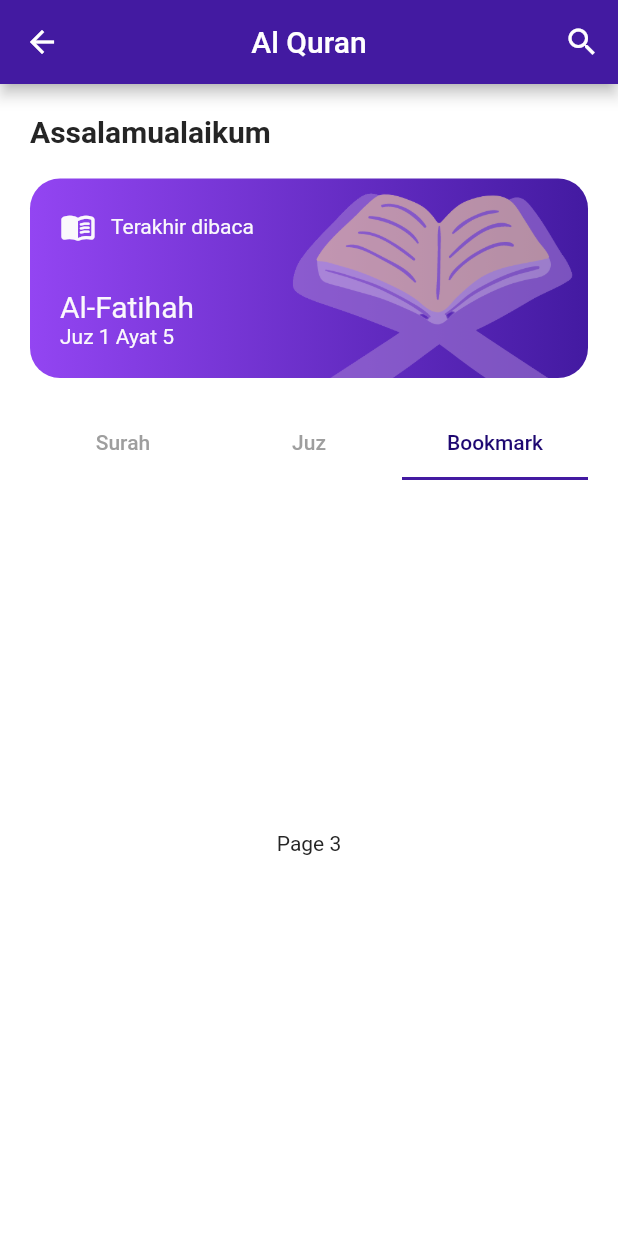
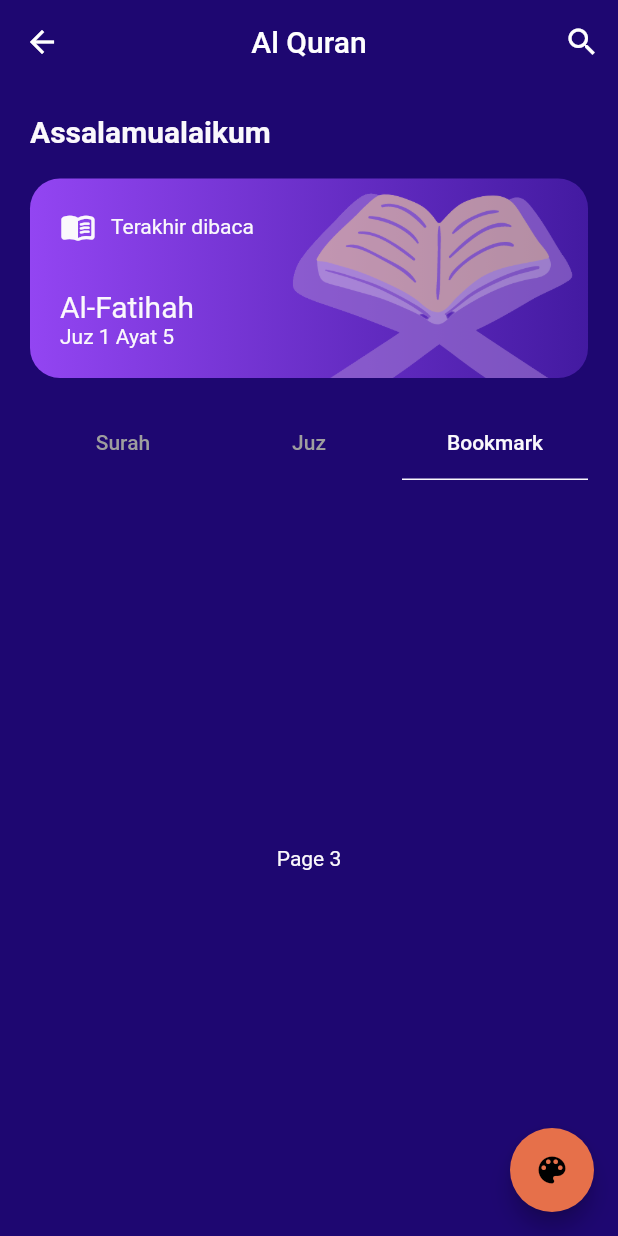
Before and after one commit to erikwibowo/Al-Quran-Flutter, a Flutter app: the HomeView screen opened by its route, tab 3 chosen, on a phone screen of 412 x 824 dp. Run offline on Flutter 3.47's test engine with Material 2 defaults, Android fonts, the phone set to English and light mode, and no system bars; our stand-ins replace get, lottie; network calls fail.

Commit message:
fix : fix theme

```diff
--- a/lib/app/constants/color.dart
+++ b/lib/app/constants/color.dart
@@ -4,14 +4,37 @@ const primary = Color(0xFF431AA1);
 const primaryDark = Color(0xFF1E0771);
 const secondary = Color(0xFF9345F2);
 const secondaryLight = Color(0xFFB9A2D8);
-const accent = Color(0xFFE6704A);
+const accent = Color(0xFFD5724A);
+const accentDark = Color(0xFFE6704A);
 const white = Color(0xFFFAF8FC);
 const black = Color.fromARGB(255, 37, 37, 37);
 
 ThemeData light = ThemeData(
+  brightness: Brightness.light,
   primaryColor: primary,
+  indicatorColor: accent,
   scaffoldBackgroundColor: Colors.white,
-  appBarTheme: AppBarTheme(backgroundColor: primary),
+  floatingActionButtonTheme: FloatingActionButtonThemeData(
+    backgroundColor: accent,
+  ),
+  appBarTheme: AppBarTheme(
+    backgroundColor: primary,
+    elevation: 4,
+  ),
+  listTileTheme: ListTileThemeData(
+    textColor: primaryDark,
+  ),
+  tabBarTheme: TabBarTheme(
+    labelColor: primaryDark,
+    unselectedLabelColor: Colors.grey,
+    indicator: BoxDecoration(
+      border: Border(
+        bottom: BorderSide(
+          color: primaryDark,
+        ),
+      ),
+    ),
+  ),
   textTheme: TextTheme(
     headline1: TextStyle(color: black),
     headline2: TextStyle(color: black),
@@ -30,9 +53,31 @@ ThemeData light = ThemeData(
 );
 
 ThemeData dark = ThemeData(
+  brightness: Brightness.dark,
   primaryColor: primaryDark,
+  indicatorColor: accentDark,
+  floatingActionButtonTheme: FloatingActionButtonThemeData(
+    backgroundColor: accentDark,
+  ),
   scaffoldBackgroundColor: primaryDark,
-  appBarTheme: AppBarTheme(backgroundColor: primaryDark),
+  appBarTheme: AppBarTheme(
+    backgroundColor: primaryDark,
+    elevation: 0,
+  ),
+  listTileTheme: ListTileThemeData(
+    textColor: white,
+  ),
+  tabBarTheme: TabBarTheme(
+    labelColor: white,
+    unselectedLabelColor: Colors.grey,
+    indicator: BoxDecoration(
+      border: Border(
+        bottom: BorderSide(
+          color: white,
+        ),
+      ),
+    ),
+  ),
   textTheme: TextTheme(
     headline1: TextStyle(color: white),
     headline2: TextStyle(color: white),
--- a/lib/app/modules/home/controllers/home_controller.dart
+++ b/lib/app/modules/home/controllers/home_controller.dart
@@ -5,6 +5,9 @@ import 'package:get/get.dart';
 import 'package:http/http.dart' as http;
 
 class HomeController extends GetxController {
+
+  RxBool isDark = false.obs;
+
   Future<List<Surah>> getAllSurah() async {
     Uri url = Uri.parse('https://api.quran.sutanlab.id/surah');
     var res = await http.get(url);
--- a/lib/app/modules/home/views/home_view.dart
+++ b/lib/app/modules/home/views/home_view.dart
@@ -10,6 +10,9 @@ import '../controllers/home_controller.dart';
 class HomeView extends GetView<HomeController> {
   @override
   Widget build(BuildContext context) {
+    if (Get.isDarkMode) {
+      controller.isDark.value = true;
+    }
     return Scaffold(
       appBar: AppBar(
         title: Text('Al Quran'),
@@ -23,17 +26,21 @@ class HomeView extends GetView<HomeController> {
       body: DefaultTabController(
         length: 3,
         child: Padding(
-          padding: const EdgeInsets.all(20.0),
+          padding: const EdgeInsets.only(
+            top: 20,
+            right: 20,
+            left: 20,
+          ),
           child: Column(
             crossAxisAlignment: CrossAxisAlignment.start,
             children: [
-              Text(
-                "Assalamualaikum",
-                style: TextStyle(
-                  fontSize: 20,
-                  fontWeight: FontWeight.bold,
-                ),
-              ),
+              Obx(() => Text(
+                    "Assalamualaikum",
+                    style: TextStyle(
+                        fontSize: 20,
+                        fontWeight: FontWeight.bold,
+                        color: controller.isDark.isTrue ? white : primaryDark),
+                  )),
               Container(
                 margin: EdgeInsets.symmetric(vertical: 20),
                 decoration: BoxDecoration(
@@ -116,9 +123,6 @@ class HomeView extends GetView<HomeController> {
                 ),
               ),
               TabBar(
-                indicatorColor: primary,
-                labelColor: primaryDark,
-                unselectedLabelColor: Colors.grey,
                 tabs: [
                   Tab(
                     text: "Surah",
@@ -158,23 +162,81 @@ class HomeView extends GetView<HomeController> {
                                   Get.toNamed(Routes.DETAIL_SURAH,
                                       arguments: surah);
                                 },
-                                leading: CircleAvatar(
-                                  backgroundColor: primary,
-                                  child: Text("${surah.number}"),
+                                leading: Obx(() => Container(
+                                      height: 35,
+                                      width: 35,
+                                      decoration: BoxDecoration(
+                                        image: DecorationImage(
+                                          image: controller.isDark.isTrue
+                                              ? AssetImage(
+                                                  "assets/images/list-dark.png")
+                                              : AssetImage(
+                                                  "assets/images/list.png"),
+                                        ),
+                                      ),
+                                      child: Center(
+                                        child: Text(
+                                          "${surah.number}",
+                                        ),
+                                      ),
+                                    )),
+                                title: Text(
+                                  "${surah.name?.transliteration?.id ?? 'Error...'}",
                                 ),
-                                title: Text(
-                                    "${surah.name?.transliteration?.id ?? 'Error...'}"),
                                 subtitle: Text(
-                                    "${surah.numberOfVerses} Ayat | ${surah.revelation?.id ?? 'Error...'}"),
-                                trailing: Text("${surah.name?.short}"),
+                                  "${surah.numberOfVerses} Ayat | ${surah.revelation?.id ?? 'Error...'}",
+                                  style: TextStyle(
+                                    color: Colors.grey[500],
+                                  ),
+                                ),
+                                trailing: Text(
+                                  "${surah.name?.short}",
+                                ),
                               );
                             },
                           );
                         },
                       ),
                     ),
-                    Center(
-                      child: Text("Page 2"),
+                    ListView.builder(
+                      itemCount: 30,
+                      itemBuilder: (context, index) {
+                        return ListTile(
+                            onTap: () {
+                              //
+                            },
+                            leading: Obx(() => Container(
+                                  height: 35,
+                                  width: 35,
+                                  decoration: BoxDecoration(
+                                    image: DecorationImage(
+                                      image: controller.isDark.isTrue
+                                          ? AssetImage(
+                                              "assets/images/list-dark.png")
+                                          : AssetImage(
+                                              "assets/images/list.png"),
+                                    ),
+                                  ),
+                                  child: Center(
+                                    child: Text(
+                                      "${index + 1}",
+                                      style: TextStyle(
+                                          color: controller.isDark.isTrue
+                                              ? white
+                                              : primaryDark),
+                                    ),
+                                  ),
+                                )),
+                            title: Obx(
+                              () => Text(
+                                "Juz ${index + 1}",
+                                style: TextStyle(
+                                    color: controller.isDark.isTrue
+                                        ? white
+                                        : primaryDark),
+                              ),
+                            ));
+                      },
                     ),
                     Center(
                       child: Text("Page 3"),
@@ -186,6 +248,13 @@ class HomeView extends GetView<HomeController> {
           ),
         ),
       ),
+      floatingActionButton: FloatingActionButton(
+        onPressed: () {
+          Get.isDarkMode ? Get.changeTheme(light) : Get.changeTheme(dark);
+          controller.isDark.toggle();
+        },
+        child: Icon(Icons.color_lens),
+      ),
     );
   }
 }
--- a/lib/main.dart
+++ b/lib/main.dart
@@ -8,10 +8,11 @@ import 'app/routes/app_pages.dart';
 void main() {
   runApp(
     GetMaterialApp(
-      theme: light,
+      theme: dark,
+      darkTheme: dark,
       debugShowCheckedModeBanner: false,
       title: "Application",
-      initialRoute: Routes.HOME,
+      initialRoute: Routes.INTRODUCTION,
       getPages: AppPages.routes,
     ),
   );
```
Also changed, not shown: assets/images/list-dark.png (added), assets/images/list.png (added).
